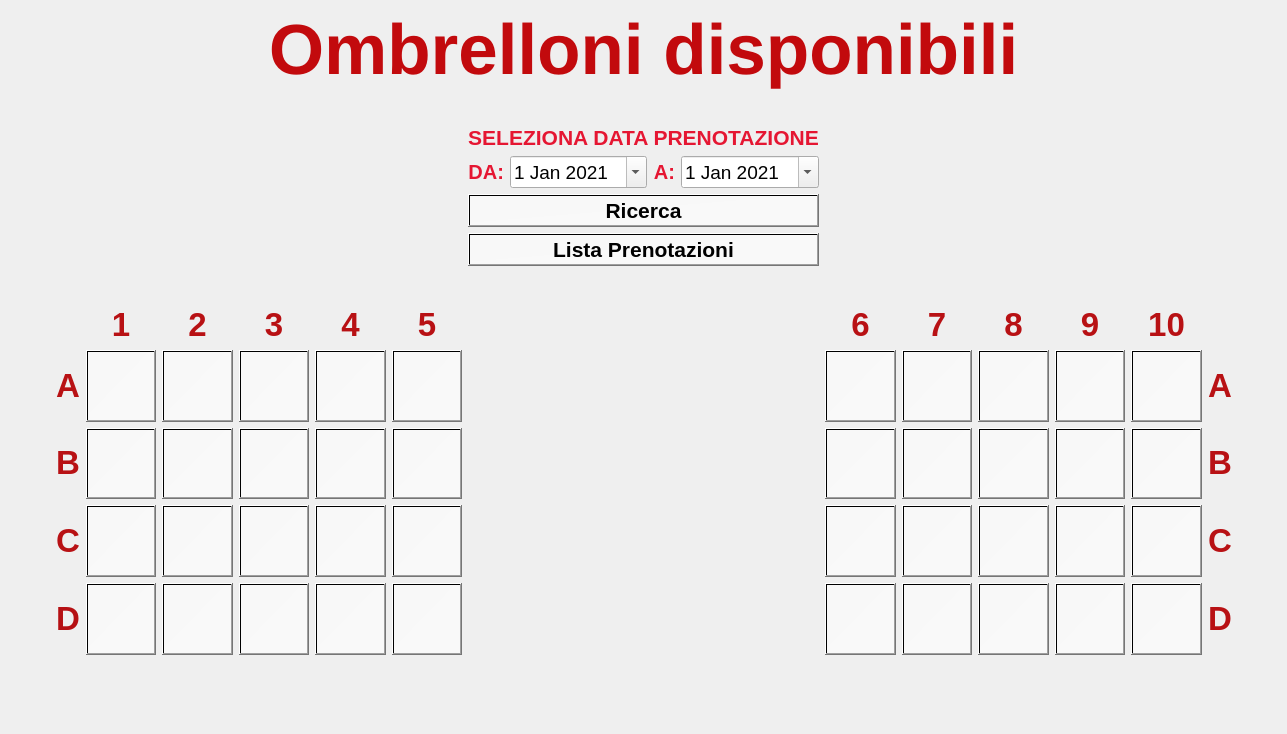
Old version of the form ui/ombrelloni_1.ui in the repository Raccispini/Progetto-Hotel.
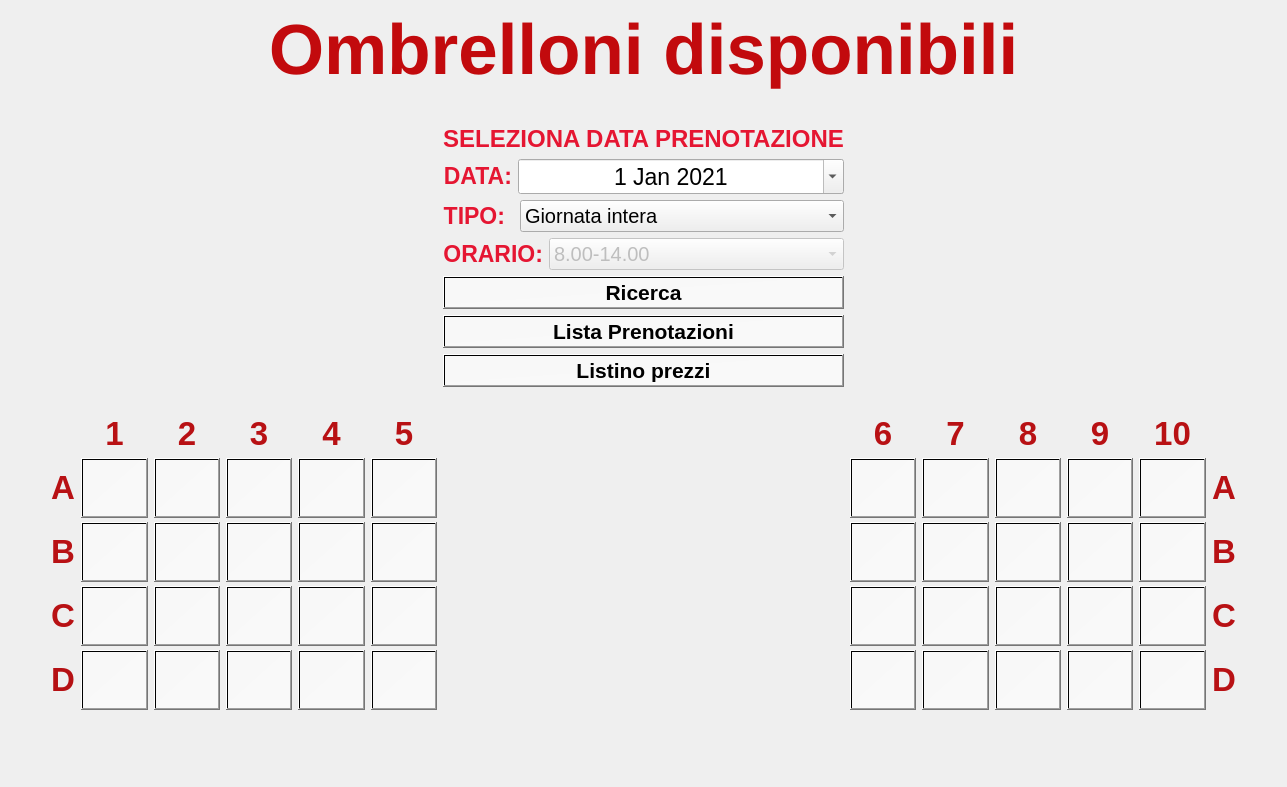
New version of the form. Icons and pictures are not drawn.

Patch:
```diff
--- a/ui/ombrelloni_1.ui
+++ b/ui/ombrelloni_1.ui
@@ -7,13 +7,13 @@
     <x>0</x>
     <y>0</y>
     <width>1287</width>
-    <height>734</height>
+    <height>787</height>
    </rect>
   </property>
   <property name="minimumSize">
    <size>
     <width>1287</width>
-    <height>726</height>
+    <height>787</height>
    </size>
   </property>
   <property name="windowTitle">
@@ -1456,35 +1456,8 @@
         </property>
        </spacer>
       </item>
-      <item row="1" column="1">
-       <widget class="QLabel" name="label">
-        <property name="sizePolicy">
-         <sizepolicy hsizetype="Fixed" vsizetype="Fixed">
-          <horstretch>0</horstretch>
-          <verstretch>0</verstretch>
-         </sizepolicy>
-        </property>
-        <property name="font">
-         <font>
-          <family>Arial</family>
-          <pointsize>16</pointsize>
-          <weight>75</weight>
-          <bold>true</bold>
-         </font>
-        </property>
-        <property name="styleSheet">
-         <string notr="true">color: rgb(229, 22, 50);background-image: url(:/ombrelloni/tpg.png);</string>
-        </property>
-        <property name="text">
-         <string>SELEZIONA DATA PRENOTAZIONE</string>
-        </property>
-        <property name="alignment">
-         <set>Qt::AlignCenter</set>
-        </property>
-       </widget>
-      </item>
-      <item row="0" column="1">
-       <spacer name="verticalSpacer_3">
+      <item row="4" column="0">
+       <spacer name="verticalSpacer">
         <property name="orientation">
          <enum>Qt::Vertical</enum>
         </property>
@@ -1519,7 +1492,7 @@
               <property name="font">
                <font>
                 <family>Arial</family>
-                <pointsize>15</pointsize>
+                <pointsize>17</pointsize>
                 <weight>75</weight>
                 <bold>true</bold>
                </font>
@@ -1529,7 +1502,7 @@
 color: rgb(229, 22, 50);</string>
               </property>
               <property name="text">
-               <string>DA:</string>
+               <string>DATA:</string>
               </property>
               <property name="alignment">
                <set>Qt::AlignRight|Qt::AlignTrailing|Qt::AlignVCenter</set>
@@ -1546,9 +1519,12 @@
               </property>
               <property name="font">
                <font>
-                <pointsize>14</pointsize>
+                <pointsize>17</pointsize>
                </font>
               </property>
+              <property name="alignment">
+               <set>Qt::AlignCenter</set>
+              </property>
               <property name="calendarPopup">
                <bool>true</bool>
               </property>
@@ -1560,11 +1536,16 @@
                </date>
               </property>
              </widget>
+            </item>
+           </layout>
             </item>
            </layout>
           </item>
           <item>
            <layout class="QHBoxLayout" name="horizontalLayout_2">
+          <property name="spacing">
+           <number>15</number>
+          </property>
             <item>
              <widget class="QLabel" name="label_3">
               <property name="sizePolicy">
@@ -1576,7 +1557,7 @@
               <property name="font">
                <font>
                 <family>Arial</family>
-                <pointsize>15</pointsize>
+              <pointsize>17</pointsize>
                 <weight>75</weight>
                 <bold>true</bold>
                </font>
@@ -1585,7 +1566,7 @@
                <string notr="true">background-image: url(:/ombrelloni/tpg.png);color: rgb(229, 22, 50);</string>
               </property>
               <property name="text">
-               <string>A:</string>
+             <string>TIPO:</string>
               </property>
               <property name="alignment">
                <set>Qt::AlignRight|Qt::AlignTrailing|Qt::AlignVCenter</set>
@@ -1593,31 +1574,88 @@
              </widget>
             </item>
             <item>
-             <widget class="QDateEdit" name="dateEdit_2">
+           <widget class="QComboBox" name="cB_tipo">
+            <property name="font">
+             <font>
+              <pointsize>15</pointsize>
+             </font>
+            </property>
+            <property name="styleSheet">
+             <string notr="true">background-image: url(:/ombrelloni/tpg.png);
+</string>
+            </property>
+            <item>
+             <property name="text">
+              <string>Giornata intera</string>
+             </property>
+            </item>
+            <item>
+             <property name="text">
+              <string>Mezza giornata</string>
+             </property>
+            </item>
+           </widget>
+          </item>
+         </layout>
+        </item>
+        <item>
+         <layout class="QHBoxLayout" name="horizontalLayout_4">
+          <property name="spacing">
+           <number>6</number>
+          </property>
+          <item>
+           <widget class="QLabel" name="label_14">
               <property name="sizePolicy">
-               <sizepolicy hsizetype="Preferred" vsizetype="Fixed">
+             <sizepolicy hsizetype="Fixed" vsizetype="Fixed">
                 <horstretch>0</horstretch>
                 <verstretch>0</verstretch>
                </sizepolicy>
               </property>
               <property name="font">
                <font>
-                <pointsize>14</pointsize>
-               </font>
-              </property>
-              <property name="calendarPopup">
-               <bool>true</bool>
-              </property>
-              <property name="date">
-               <date>
-                <year>2021</year>
-                <month>1</month>
-                <day>1</day>
-               </date>
-              </property>
-             </widget>
-            </item>
-           </layout>
+              <family>Arial</family>
+              <pointsize>17</pointsize>
+              <weight>75</weight>
+              <bold>true</bold>
+             </font>
+            </property>
+            <property name="styleSheet">
+             <string notr="true">background-image: url(:/ombrelloni/tpg.png);
+color: rgb(229, 22, 50);</string>
+            </property>
+            <property name="text">
+             <string>ORARIO:</string>
+            </property>
+            <property name="alignment">
+             <set>Qt::AlignRight|Qt::AlignTrailing|Qt::AlignVCenter</set>
+            </property>
+           </widget>
+          </item>
+          <item>
+           <widget class="QComboBox" name="cB_orario">
+            <property name="enabled">
+             <bool>false</bool>
+            </property>
+            <property name="font">
+             <font>
+              <pointsize>15</pointsize>
+             </font>
+            </property>
+            <property name="styleSheet">
+             <string notr="true">background-image: url(:/ombrelloni/tpg.png);
+</string>
+            </property>
+            <item>
+             <property name="text">
+              <string>8.00-14.00</string>
+             </property>
+            </item>
+            <item>
+             <property name="text">
+              <string>15.00-20.00</string>
+             </property>
+            </item>
+           </widget>
           </item>
          </layout>
         </item>
@@ -1665,6 +1703,28 @@
           </property>
          </widget>
         </item>
+        <item>
+         <widget class="QPushButton" name="pushButton_2">
+          <property name="font">
+           <font>
+            <family>Arial</family>
+            <pointsize>16</pointsize>
+            <weight>75</weight>
+            <bold>true</bold>
+           </font>
+          </property>
+          <property name="cursor">
+           <cursorShape>PointingHandCursor</cursorShape>
+          </property>
+          <property name="styleSheet">
+           <string notr="true">background-image: url(:/ombrelloni/tpg.png);
+background-color: qlineargradient(spread:pad, x1:0, y1:0, x2:1, y2:1, stop:0 rgba(255, 255, 255, 140), stop:1 rgba(255, 255, 255, 165));</string>
+          </property>
+          <property name="text">
+           <string>Listino prezzi</string>
+          </property>
+         </widget>
+        </item>
        </layout>
       </item>
       <item row="3" column="0">
@@ -3023,6 +3083,49 @@
         </item>
        </layout>
       </item>
+      <item row="0" column="1">
+       <spacer name="verticalSpacer_3">
+        <property name="orientation">
+         <enum>Qt::Vertical</enum>
+        </property>
+        <property name="sizeType">
+         <enum>QSizePolicy::Fixed</enum>
+        </property>
+        <property name="sizeHint" stdset="0">
+         <size>
+          <width>13</width>
+          <height>28</height>
+         </size>
+        </property>
+       </spacer>
+      </item>
+      <item row="1" column="1">
+       <widget class="QLabel" name="label">
+        <property name="sizePolicy">
+         <sizepolicy hsizetype="Fixed" vsizetype="Fixed">
+          <horstretch>0</horstretch>
+          <verstretch>0</verstretch>
+         </sizepolicy>
+        </property>
+        <property name="font">
+         <font>
+          <family>Arial</family>
+          <pointsize>18</pointsize>
+          <weight>75</weight>
+          <bold>true</bold>
+         </font>
+        </property>
+        <property name="styleSheet">
+         <string notr="true">color: rgb(229, 22, 50);background-image: url(:/ombrelloni/tpg.png);</string>
+        </property>
+        <property name="text">
+         <string>SELEZIONA DATA PRENOTAZIONE</string>
+        </property>
+        <property name="alignment">
+         <set>Qt::AlignCenter</set>
+        </property>
+       </widget>
+      </item>
      </layout>
     </item>
    </layout>
```
Left out of the diff: 25 changed lines with no effect on the pictures. Lines whose indentation alone changed are shown as unchanged.
